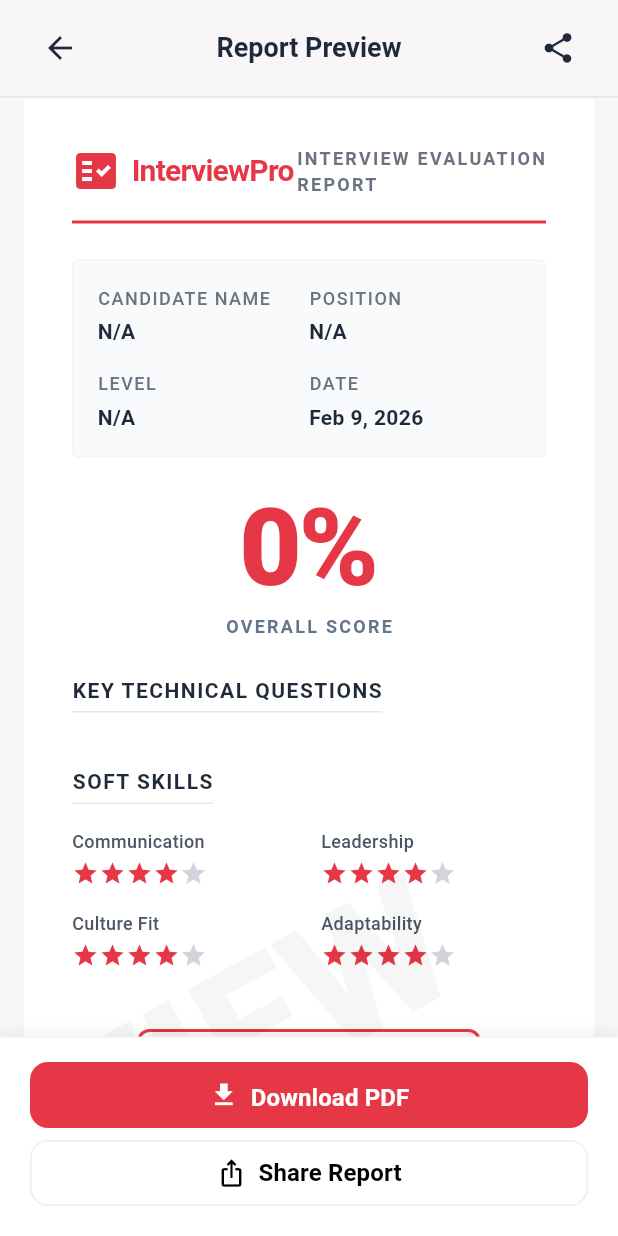
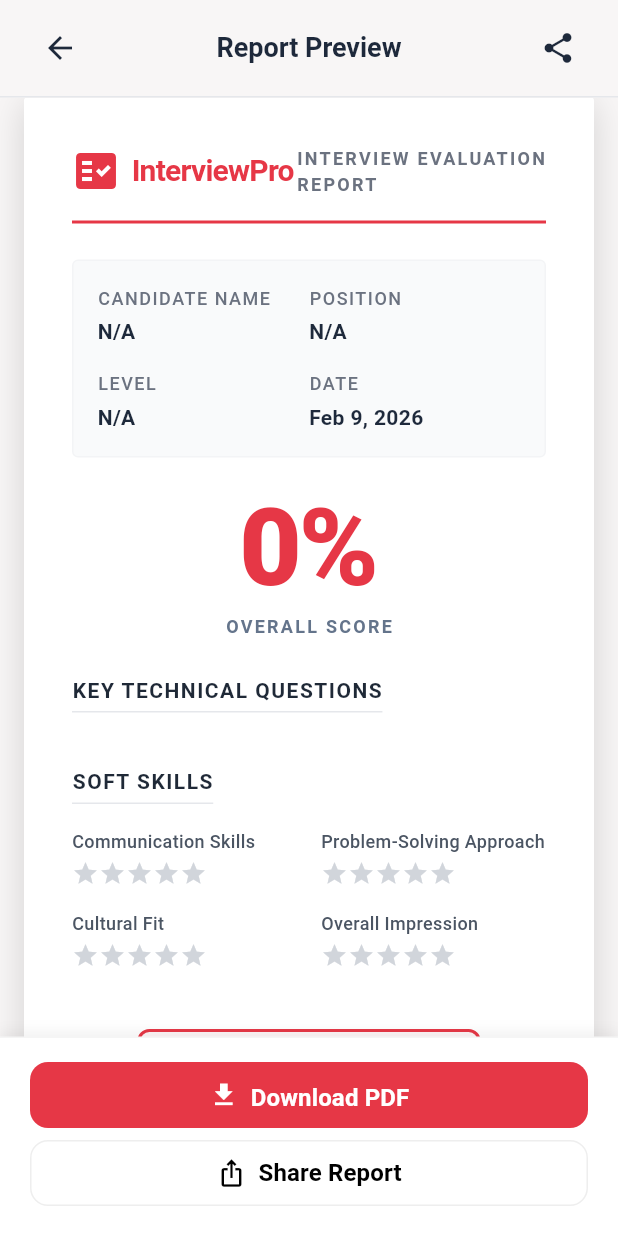
Before and after one commit to ZK-NIAZI/InterviewPro, a Flutter app: the ReportPreviewPage screen opened by its route, on a phone screen of 412 x 824 dp. Run offline on Flutter 3.47's test engine with Material 3 defaults, Android fonts, the phone set to English and light mode, and no system bars; our stand-ins replace appwrite, equatable, get_it, go_router, pdf, printing and 1 more; accounts and stored records are empty; network calls fail.

Commit message:
Enhance interview report preview with dynamic scoring & comments
Integrate download functionality

```diff
--- a/lib/core/services/interview_session_manager.dart
+++ b/lib/core/services/interview_session_manager.dart
@@ -43,6 +43,7 @@ class InterviewSessionManager extends ChangeNotifier {
         id: _generateSecureInterviewId(),
         candidateName: _sanitizeInput(candidateName),
         role: _parseRole(role),
+        roleName: role.trim(),
         level: _parseLevel(level),
         startTime: DateTime.now(),
         responses: [],
--- a/lib/features/interview/presentation/pages/report_preview_page.dart
+++ b/lib/features/interview/presentation/pages/report_preview_page.dart
@@ -9,6 +9,7 @@ import '../widgets/technical_questions_widget.dart';
 import '../widgets/soft_skills_grid_widget.dart';
 import '../widgets/recommendation_box_widget.dart';
 import '../providers/report_data_provider.dart';
+import '../../core/services/report_pdf_service.dart';
 
 /// Report preview screen showing PDF-style interview evaluation report
 class ReportPreviewPage extends StatefulWidget {
@@ -247,8 +248,8 @@ class _ReportPreviewPageState extends State<ReportPreviewPage> {
               // Candidate info box
               CandidateInfoBoxWidget(
                 candidateName: reportData?.interview.candidateName ?? 'N/A',
-                role: reportData?.interview.role.name ?? 'N/A',
-                level: reportData?.interview.level.name ?? 'N/A',
+                role: reportData?.roleName ?? 'N/A',
+                level: reportData?.interview.level.displayName ?? 'N/A',
                 date: _formatDate(
                   reportData?.interview.startTime ?? DateTime.now(),
                 ),
@@ -268,12 +269,12 @@ class _ReportPreviewPageState extends State<ReportPreviewPage> {
 
               const SizedBox(height: 24),
 
-              // Soft skills (using default values as these aren't stored in Interview entity)
-              const SoftSkillsGridWidget(
-                communicationSkills: 4,
-                problemSolvingApproach: 4,
-                culturalFit: 4,
-                overallImpression: 4,
+              // Soft skills
+              SoftSkillsGridWidget(
+                communicationSkills: reportData?.communicationSkills ?? 0,
+                problemSolvingApproach: reportData?.problemSolvingApproach ?? 0,
+                culturalFit: reportData?.culturalFit ?? 0,
+                overallImpression: reportData?.overallImpression ?? 0,
               ),
 
               const SizedBox(height: 24),
@@ -281,6 +282,7 @@ class _ReportPreviewPageState extends State<ReportPreviewPage> {
               // Recommendation box
               RecommendationBoxWidget(
                 overallScore: reportData?.overallScore ?? 0.0,
+                recommendation: reportData?.recommendation,
               ),
 
               const SizedBox(height: 24),
@@ -295,9 +297,6 @@ class _ReportPreviewPageState extends State<ReportPreviewPage> {
             ],
           ),
         ),
-
-        // Watermark
-        _buildWatermark(),
       ],
     );
   }
@@ -334,10 +333,7 @@ class _ReportPreviewPageState extends State<ReportPreviewPage> {
   }
 
   Widget _buildCommentsSection(ReportData? reportData) {
-    // Note: additionalComments is not stored in Interview entity
-    // Using placeholder text for PDF preview
-    const comments =
-        'Candidate demonstrated strong technical skills and problem-solving abilities.';
+    final comments = reportData?.additionalComments ?? '';
 
     return Column(
       crossAxisAlignment: CrossAxisAlignment.start,
@@ -395,28 +391,7 @@ class _ReportPreviewPageState extends State<ReportPreviewPage> {
     );
   }
 
-  Widget _buildWatermark() {
-    return Positioned(
-      bottom: 100,
-      right: 40,
-      child: Opacity(
-        opacity: 0.03,
-        child: Transform.rotate(
-          angle: -0.5,
-          child: const Text(
-            'INTERVIEW\nPRO',
-            textAlign: TextAlign.center,
-            style: TextStyle(
-              fontSize: 120,
-              fontWeight: FontWeight.w900,
-              color: Colors.black,
-              height: 0.9,
-            ),
-          ),
-        ),
-      ),
-    );
-  }
+  // Removed _buildWatermark as requested
 
   Widget _buildFloatingActionBar(BuildContext context) {
     return Positioned(
@@ -550,17 +525,21 @@ class _ReportPreviewPageState extends State<ReportPreviewPage> {
       }
     }
 
-    return questions.take(5).toList(); // Show top 5 questions
+    return questions; // Show all questions
   }
 
   void _onDownloadPDF() {
-    // TODO: Implement PDF download functionality
-    ScaffoldMessenger.of(context).showSnackBar(
-      const SnackBar(
-        content: Text('PDF download feature coming soon'),
-        backgroundColor: AppColors.primary,
-      ),
-    );
+    final reportData = context.read<ReportDataProvider>().reportData;
+    if (reportData != null) {
+      ReportPdfService.generateAndDownload(reportData);
+    } else {
+      ScaffoldMessenger.of(context).showSnackBar(
+        const SnackBar(
+          content: Text('No report data available to download'),
+          backgroundColor: AppColors.error,
+        ),
+      );
+    }
   }
 
   void _onShare() {
--- a/lib/features/interview/presentation/providers/report_data_provider.dart
+++ b/lib/features/interview/presentation/providers/report_data_provider.dart
@@ -81,9 +81,17 @@ class ReportDataProvider extends ChangeNotifier {
 
     return ReportData(
       interview: interview,
+      roleName: interview.roleName.isNotEmpty
+          ? interview.roleName
+          : interview.role.displayName,
       overallScore: overallScore,
       technicalScore: technicalScore,
       softSkillsScore: interview.softSkillsScore,
+      communicationSkills: interview.communicationSkills,
+      problemSolvingApproach: interview.problemSolvingApproach,
+      culturalFit: interview.culturalFit,
+      overallImpression: interview.overallImpression,
+      additionalComments: interview.additionalComments,
       recommendation: recommendation,
       totalQuestions: stats['totalQuestions'] as int,
       answeredQuestions: stats['answeredQuestions'] as int,
@@ -138,9 +146,15 @@ class ReportDataProvider extends ChangeNotifier {
 /// Comprehensive report data model
 class ReportData {
   final Interview interview;
+  final String roleName;
   final double overallScore;
   final double technicalScore;
   final double? softSkillsScore;
+  final int communicationSkills;
+  final int problemSolvingApproach;
+  final int culturalFit;
+  final int overallImpression;
+  final String additionalComments;
   final String recommendation;
   final int totalQuestions;
   final int answeredQuestions;
@@ -152,9 +166,15 @@ class ReportData {
 
   const ReportData({
     required this.interview,
+    required this.roleName,
     required this.overallScore,
     required this.technicalScore,
     this.softSkillsScore,
+    this.communicationSkills = 0,
+    this.problemSolvingApproach = 0,
+    this.culturalFit = 0,
+    this.overallImpression = 0,
+    this.additionalComments = '',
     required this.recommendation,
     required this.totalQuestions,
     required this.answeredQuestions,
--- a/lib/features/interview/presentation/widgets/recommendation_box_widget.dart
+++ b/lib/features/interview/presentation/widgets/recommendation_box_widget.dart
@@ -4,13 +4,21 @@ import '../../../../core/constants/app_colors.dart';
 /// Recommendation box widget with final verdict
 class RecommendationBoxWidget extends StatelessWidget {
   final double overallScore;
+  final String? recommendation;
 
-  const RecommendationBoxWidget({super.key, required this.overallScore});
+  const RecommendationBoxWidget({
+    super.key,
+    required this.overallScore,
+    this.recommendation,
+  });
 
   @override
   Widget build(BuildContext context) {
-    final isRecommended = overallScore >= 6.0;
-    final verdict = isRecommended ? 'RECOMMENDED FOR HIRE' : 'NOT RECOMMENDED';
+    // Standardize threshold to 70% as per app requirements
+    final isRecommended = overallScore >= 70.0;
+    final verdict =
+        recommendation?.toUpperCase() ??
+        (isRecommended ? 'RECOMMENDED FOR HIRE' : 'NOT RECOMMENDED');
 
     return Center(
       child: Container(
--- a/lib/features/interview/presentation/widgets/soft_skills_grid_widget.dart
+++ b/lib/features/interview/presentation/widgets/soft_skills_grid_widget.dart
@@ -42,9 +42,9 @@ class SoftSkillsGridWidget extends StatelessWidget {
             Expanded(
               child: Column(
                 children: [
-                  _buildSkillItem('Communication', communicationSkills),
+                  _buildSkillItem('Communication Skills', communicationSkills),
                   const SizedBox(height: 16),
-                  _buildSkillItem('Culture Fit', culturalFit),
+                  _buildSkillItem('Cultural Fit', culturalFit),
                 ],
               ),
             ),
@@ -52,9 +52,12 @@ class SoftSkillsGridWidget extends StatelessWidget {
             Expanded(
               child: Column(
                 children: [
-                  _buildSkillItem('Leadership', overallImpression),
+                  _buildSkillItem(
+                    'Problem-Solving Approach',
+                    problemSolvingApproach,
+                  ),
                   const SizedBox(height: 16),
-                  _buildSkillItem('Adaptability', problemSolvingApproach),
+                  _buildSkillItem('Overall Impression', overallImpression),
                 ],
               ),
             ),
--- a/lib/shared/domain/entities/evaluation.dart
+++ b/lib/shared/domain/entities/evaluation.dart
@@ -40,7 +40,7 @@ class Evaluation extends Equatable {
         problemSolvingApproach +
         culturalFit +
         overallImpression;
-    return (totalRating / 20.0) * 10.0; // Convert to 0-10 scale
+    return (totalRating / 20.0) * 100.0; // Convert to 0-100 scale
   }
 
   /// Create evaluation with calculated score
--- a/lib/shared/domain/entities/interview.dart
+++ b/lib/shared/domain/entities/interview.dart
@@ -12,6 +12,9 @@ class Interview extends Equatable {
 
   /// Role the candidate is applying for
   final Role role;
+
+  /// The specific name of the role (supports custom roles)
+  final String roleName;
 
   /// Experience level of the candidate
   final Level level;
@@ -43,10 +46,26 @@ class Interview extends Equatable {
   /// Total number of questions in the interview
   final int totalQuestions;
 
+  /// Communication skills rating (0-5)
+  final int communicationSkills;
+
+  /// Problem solving approach rating (0-5)
+  final int problemSolvingApproach;
+
+  /// Cultural fit rating (0-5)
+  final int culturalFit;
+
+  /// Overall impression rating (0-5)
+  final int overallImpression;
+
+  /// Additional comments/notes from interviewer
+  final String additionalComments;
+
   const Interview({
     required this.id,
     required this.candidateName,
     required this.role,
+    this.roleName = '',
     required this.level,
     required this.startTime,
     this.endTime,
@@ -55,6 +74,11 @@ class Interview extends Equatable {
     this.overallScore,
     this.technicalScore,
     this.softSkillsScore,
+    this.communicationSkills = 0,
+    this.problemSolvingApproach = 0,
+    this.culturalFit = 0,
+    this.overallImpression = 0,
+    this.additionalComments = '',
     this.currentQuestionIndex = 0,
     this.totalQuestions = 25,
   });
@@ -64,6 +88,7 @@ class Interview extends Equatable {
     String? id,
     String? candidateName,
     Role? role,
+    String? roleName,
     Level? level,
     DateTime? startTime,
     DateTime? endTime,
@@ -72,6 +97,11 @@ class Interview extends Equatable {
     double? overallScore,
     double? technicalScore,
     double? softSkillsScore,
+    int? communicationSkills,
+    int? problemSolvingApproach,
+    int? culturalFit,
+    int? overallImpression,
+    String? additionalComments,
     int? currentQuestionIndex,
     int? totalQuestions,
   }) {
@@ -79,6 +109,7 @@ class Interview extends Equatable {
       id: id ?? this.id,
       candidateName: candidateName ?? this.candidateName,
       role: role ?? this.role,
+      roleName: roleName ?? this.roleName,
       level: level ?? this.level,
       startTime: startTime ?? this.startTime,
       endTime: endTime ?? this.endTime,
@@ -87,6 +118,12 @@ class Interview extends Equatable {
       overallScore: overallScore ?? this.overallScore,
       technicalScore: technicalScore ?? this.technicalScore,
       softSkillsScore: softSkillsScore ?? this.softSkillsScore,
+      communicationSkills: communicationSkills ?? this.communicationSkills,
+      problemSolvingApproach:
+          problemSolvingApproach ?? this.problemSolvingApproach,
+      culturalFit: culturalFit ?? this.culturalFit,
+      overallImpression: overallImpression ?? this.overallImpression,
+      additionalComments: additionalComments ?? this.additionalComments,
       currentQuestionIndex: currentQuestionIndex ?? this.currentQuestionIndex,
       totalQuestions: totalQuestions ?? this.totalQuestions,
     );
@@ -170,6 +207,9 @@ class Interview extends Equatable {
       id: json['id'] ?? '',
       candidateName: json['candidateName'] ?? '',
       role: _parseRole(json['role']),
+      roleName:
+          json['roleName'] ??
+          (json['role'] != null ? json['role'].toString().split('.').last : ''),
       level: _parseLevel(json['level']),
       startTime: DateTime.tryParse(json['startTime'] ?? '') ?? DateTime.now(),
       endTime: json['endTime'] != null
@@ -182,6 +222,11 @@ class Interview extends Equatable {
       overallScore: json['overallScore']?.toDouble(),
       technicalScore: json['technicalScore']?.toDouble(),
       softSkillsScore: json['softSkillsScore']?.toDouble(),
+      communicationSkills: json['communicationSkills'] ?? 0,
+      problemSolvingApproach: json['problemSolvingApproach'] ?? 0,
+      culturalFit: json['culturalFit'] ?? 0,
+      overallImpression: json['overallImpression'] ?? 0,
+      additionalComments: json['additionalComments'] ?? '',
       currentQuestionIndex: json['currentQuestionIndex'] ?? 0,
       totalQuestions: json['totalQuestions'] ?? 25,
     );
@@ -193,6 +238,7 @@ class Interview extends Equatable {
       'id': id,
       'candidateName': candidateName,
       'role': role.toString(),
+      'roleName': roleName,
       'level': level.toString(),
       'startTime': startTime.toIso8601String(),
       'endTime': endTime?.toIso8601String(),
@@ -201,6 +247,11 @@ class Interview extends Equatable {
       'overallScore': overallScore,
       'technicalScore': technicalScore,
       'softSkillsScore': softSkillsScore,
+      'communicationSkills': communicationSkills,
+      'problemSolvingApproach': problemSolvingApproach,
+      'culturalFit': culturalFit,
+      'overallImpression': overallImpression,
+      'additionalComments': additionalComments,
       'currentQuestionIndex': currentQuestionIndex,
       'totalQuestions': totalQuestions,
     };
@@ -253,6 +304,7 @@ class Interview extends Equatable {
     id,
     candidateName,
     role,
+    roleName,
     level,
     startTime,
     endTime,
@@ -261,6 +313,11 @@ class Interview extends Equatable {
     overallScore,
     technicalScore,
     softSkillsScore,
+    communicationSkills,
+    problemSolvingApproach,
+    culturalFit,
+    overallImpression,
+    additionalComments,
     currentQuestionIndex,
     totalQuestions,
   ];
--- a/pubspec.yaml
+++ b/pubspec.yaml
@@ -33,6 +33,7 @@ dependencies:
 
   # PDF Generation & File Operations
   pdf: ^3.11.1
+  printing: ^5.13.2
   path_provider: ^2.1.4
 
   # Sharing & Communication
```
Also changed, not shown: lib/features/interview/core/services/report_pdf_service.dart (added, +371 -0 lines), lib/features/interview/presentation/providers/evaluation_provider.dart (+13 -8 lines), pubspec.lock, 5 other files.
